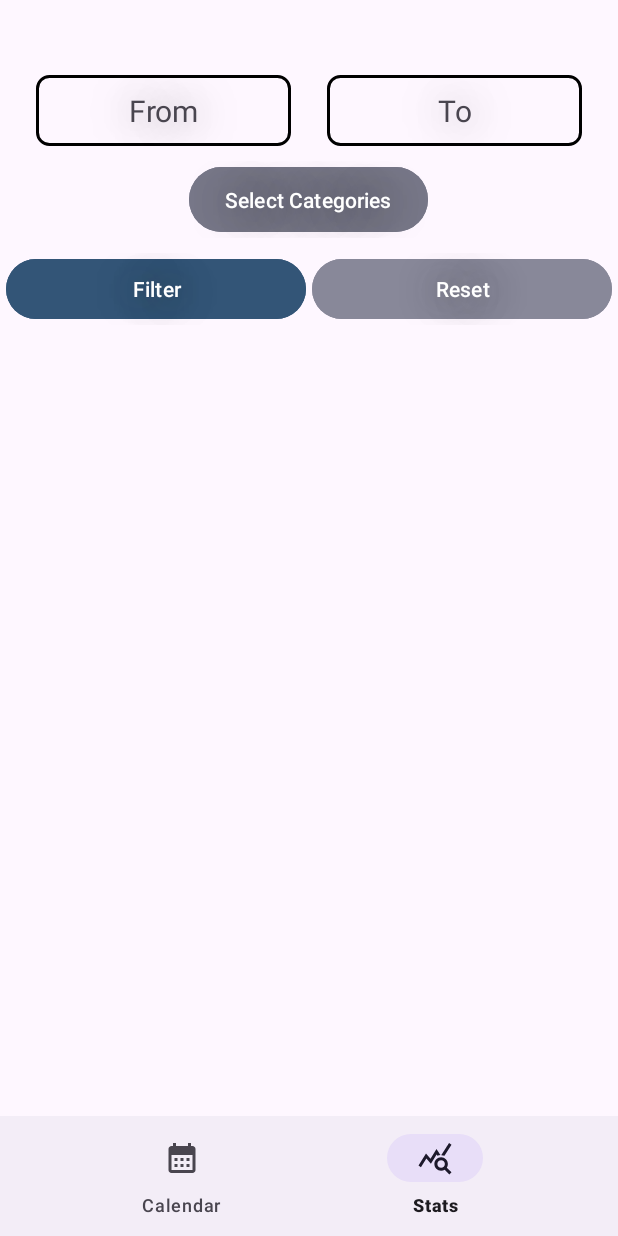
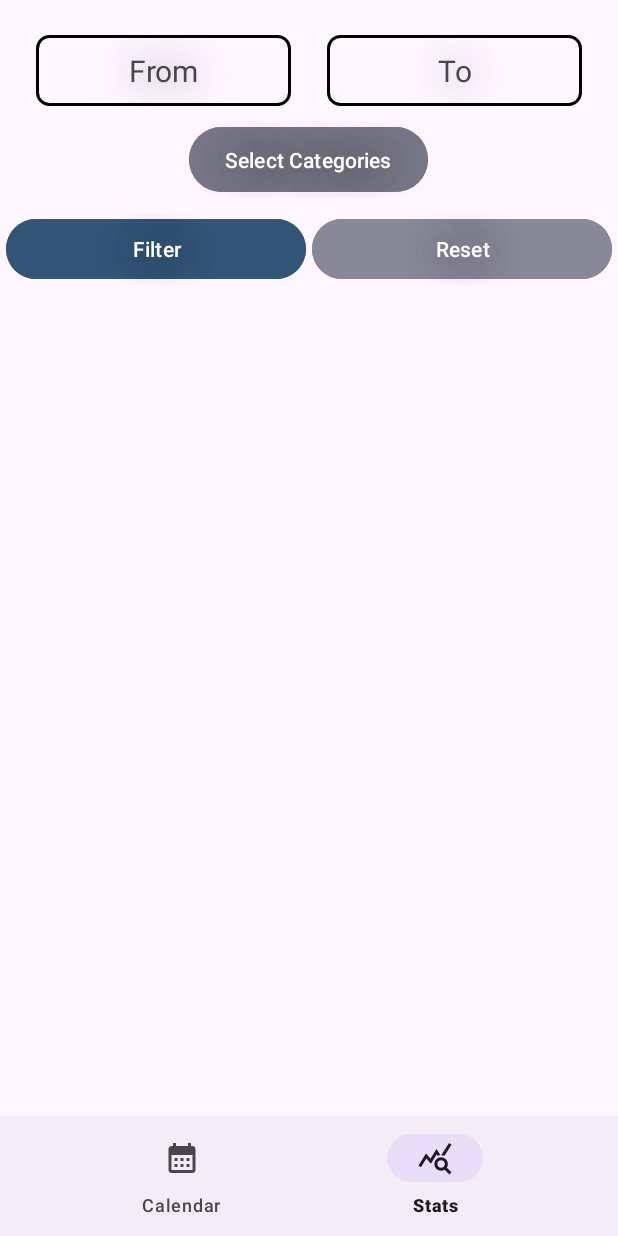
Before and after one commit to RichardFedak/tva, an Android app: the screen it shows after launch (MainActivity), item 2 of the bottom bar chosen, on a phone screen of 412 x 824 dp. Run offline under Robolectric (Android 15) with nearby library versions, the phone set to English and light mode, and no system bars; our stand-ins replace Room's generated code.

Commit message:
Move stats higher

```diff
--- a/app/src/main/res/layout/fragment_stats.xml
+++ b/app/src/main/res/layout/fragment_stats.xml
@@ -5,7 +5,7 @@
     tools:context=".Stats"
     android:layout_width="match_parent"
     android:layout_height="wrap_content"
-    android:layout_marginTop="50dp"
+    android:layout_marginTop="23dp"
     android:gravity="center"
     android:orientation="vertical">
 
```
